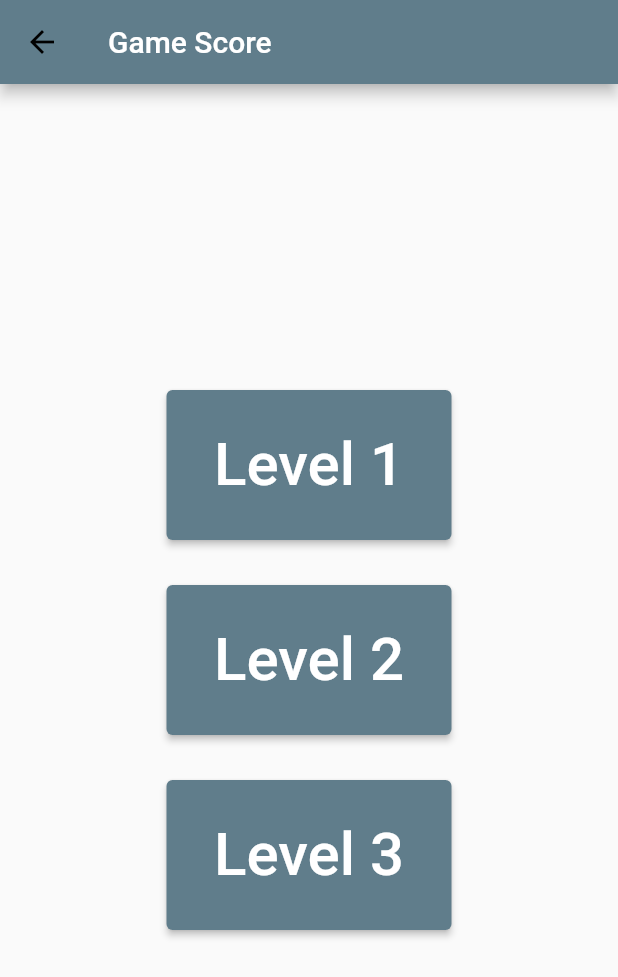
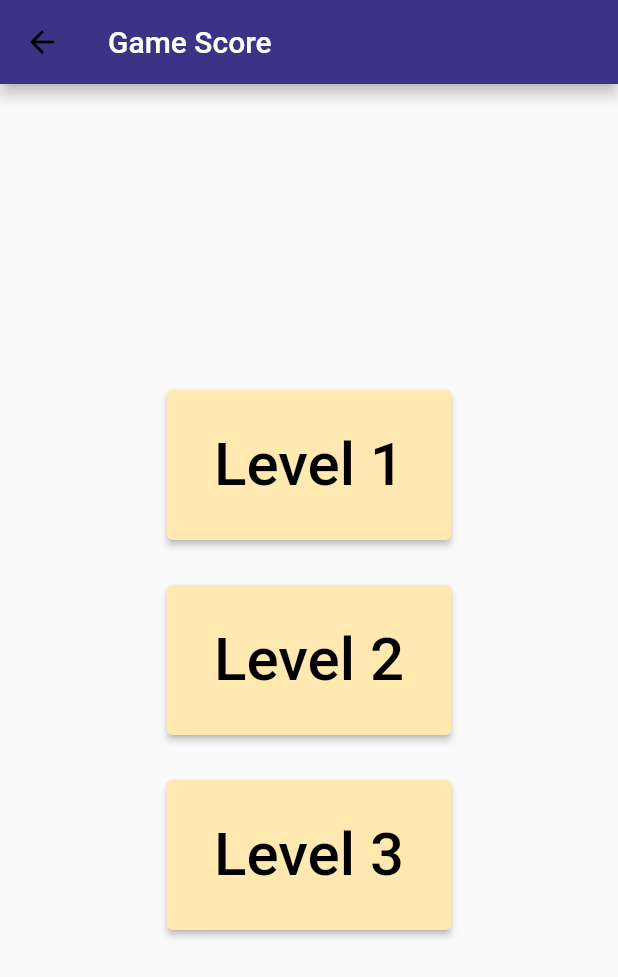
Before and after one commit to pamotinggi/kidlearningflutter, a Flutter app: the Gamescorelvl1 screen opened directly, after a tap on the "arrow back" icon, on a phone screen of 412 x 824 dp. Shown: the top 977 px of the screen. Run offline on Flutter 3.47's test engine with Material 2 defaults, Android fonts, the phone set to English and light mode, and no system bars; our stand-ins replace audioplayers, cloud_firestore, eva_icons_flutter, firebase_auth, firebase_core, flutter_speed_dial and 3 more; accounts and stored records are empty.

Commit message:
update ui(appbar)

```diff
--- a/lib/screen/profile_extension/gamescoremain.dart
+++ b/lib/screen/profile_extension/gamescoremain.dart
@@ -16,6 +16,7 @@ class _GamescoremainState extends State<Gamescoremain> {
   Widget build(BuildContext context) {
     return Scaffold(
       appBar: AppBar(
+        backgroundColor: Color(0xff3B3486),
         leading: IconButton(
             icon: Icon(Icons.arrow_back, color: Colors.black),
             onPressed: () {
@@ -34,6 +35,9 @@ class _GamescoremainState extends State<Gamescoremain> {
                 width: 190,
                 height: 100,
                 child: ElevatedButton(
+                  style: ElevatedButton.styleFrom(
+                    primary: Color(0xffFFE9B1),
+                  ),
                   onPressed: () {
                     Navigator.of(context).pushReplacement(MaterialPageRoute(
                         builder: (context) => Gamescorelvl1()));
@@ -41,6 +45,7 @@ class _GamescoremainState extends State<Gamescoremain> {
                   child: Text(
                     "Level 1",
                     style: TextStyle(
+                      color: Colors.black,
                       fontSize: 40,
                     ),
                   ),
@@ -51,6 +56,9 @@ class _GamescoremainState extends State<Gamescoremain> {
                 width: 190,
                 height: 100,
                 child: ElevatedButton(
+                  style: ElevatedButton.styleFrom(
+                    primary: Color(0xffFFE9B1),
+                  ),
                   onPressed: () {
                     Navigator.of(context).pushReplacement(MaterialPageRoute(
                         builder: (context) => Gamescorelvl2()));
@@ -58,6 +66,7 @@ class _GamescoremainState extends State<Gamescoremain> {
                   child: Text(
                     "Level 2",
                     style: TextStyle(
+                      color: Colors.black,
                       fontSize: 40,
                     ),
                   ),
@@ -68,6 +77,9 @@ class _GamescoremainState extends State<Gamescoremain> {
                 width: 190,
                 height: 100,
                 child: ElevatedButton(
+                  style: ElevatedButton.styleFrom(
+                    primary: Color(0xffFFE9B1),
+                  ),
                   onPressed: () {
                     Navigator.of(context).pushReplacement(MaterialPageRoute(
                         builder: (context) => Gamescorelvl3()));
@@ -75,6 +87,7 @@ class _GamescoremainState extends State<Gamescoremain> {
                   child: Text(
                     "Level 3",
                     style: TextStyle(
+                      color: Colors.black,
                       fontSize: 40,
                     ),
                   ),
--- a/lib/screen/viewdata/gamescorelvl1.dart
+++ b/lib/screen/viewdata/gamescorelvl1.dart
@@ -38,6 +38,7 @@ class _Gamescorelvl1State extends State<Gamescorelvl1> {
   Widget build(BuildContext context) {
     return Scaffold(
       appBar: AppBar(
+        backgroundColor: Color(0xff3B3486),
         leading: IconButton(
             icon: Icon(Icons.arrow_back, color: Colors.black),
             onPressed: () {
--- a/lib/screen/viewdata/gamescorelvl2.dart
+++ b/lib/screen/viewdata/gamescorelvl2.dart
@@ -39,6 +39,7 @@ class _Gamescorelvl2State extends State<Gamescorelvl2> {
   Widget build(BuildContext context) {
     return Scaffold(
       appBar: AppBar(
+        backgroundColor: Color(0xff3B3486),
         leading: IconButton(
             icon: Icon(Icons.arrow_back, color: Colors.black),
             onPressed: () {
--- a/lib/screen/viewdata/gamescorelvl3.dart
+++ b/lib/screen/viewdata/gamescorelvl3.dart
@@ -39,6 +39,7 @@ class _Gamescorelvl3State extends State<Gamescorelvl3> {
   Widget build(BuildContext context) {
     return Scaffold(
       appBar: AppBar(
+        backgroundColor: Color(0xff3B3486),
         leading: IconButton(
             icon: Icon(Icons.arrow_back, color: Colors.black),
             onPressed: () {
```
